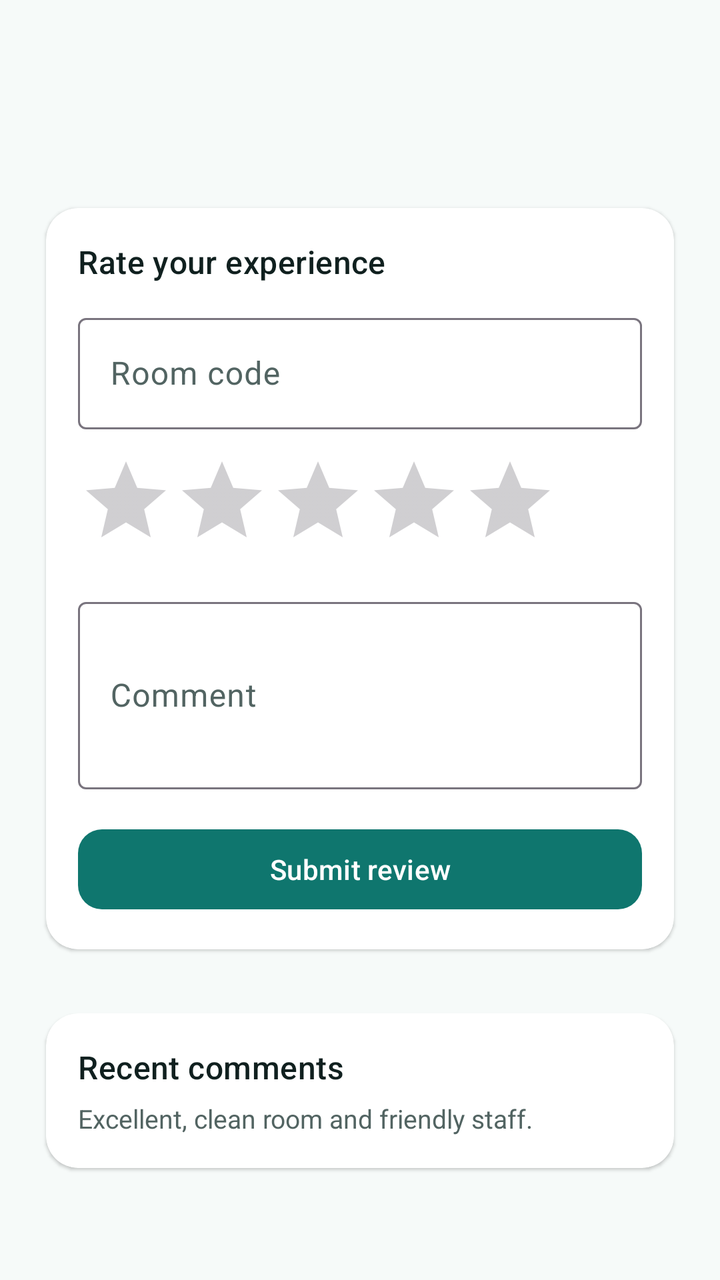
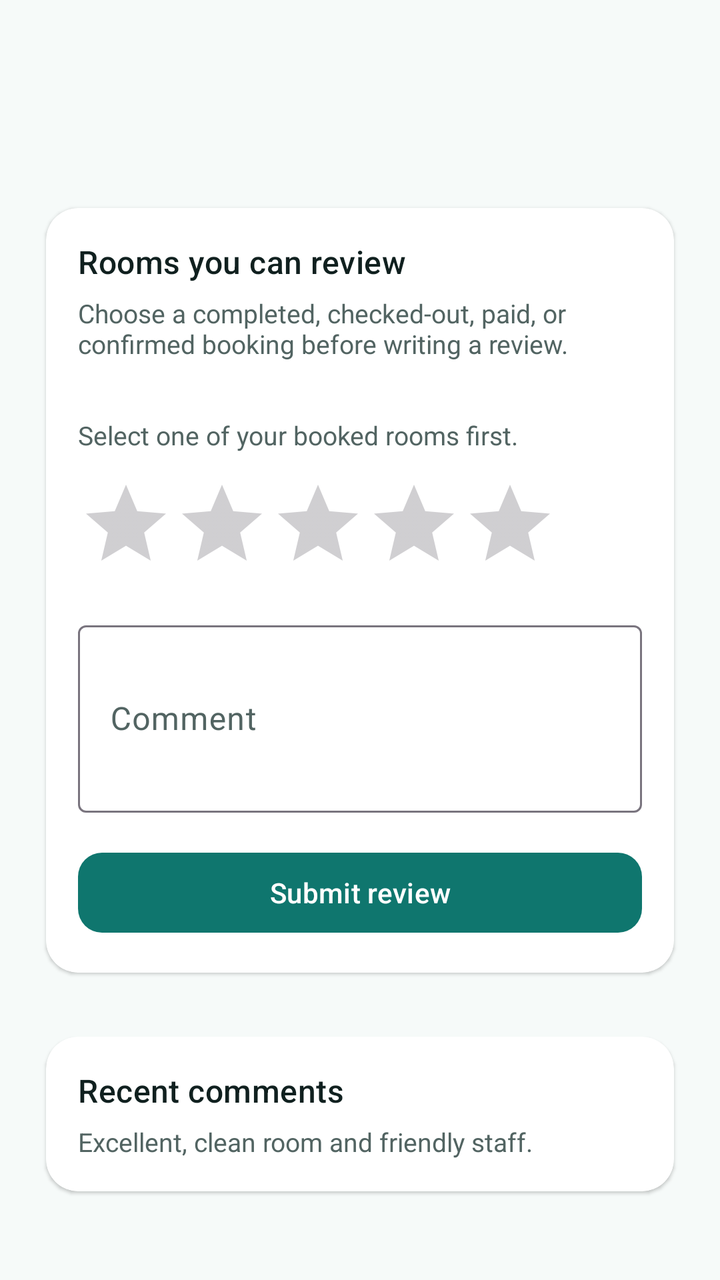

Before-and-after screenshots of an Android layout around one commit, followed by the original layout XML and the change that was made.
<!-- AndroidManifest.xml: application theme Theme.Hotelapp_test2 -->
<!-- res/layout/activity_review.xml -->
<?xml version="1.0" encoding="utf-8"?>
<LinearLayout xmlns:android="http://schemas.android.com/apk/res/android"
    xmlns:app="http://schemas.android.com/apk/res-auto"
    android:layout_width="match_parent"
    android:layout_height="match_parent"
    android:background="@color/surface_base"
    android:orientation="vertical">

    <com.google.android.material.appbar.MaterialToolbar
        android:id="@+id/toolbar"
        android:layout_width="match_parent"
        android:layout_height="wrap_content"
        android:layout_marginStart="@dimen/space_m"
        android:layout_marginTop="@dimen/space_m"
        android:layout_marginEnd="@dimen/space_m" />

    <androidx.core.widget.NestedScrollView
        android:layout_width="match_parent"
        android:layout_height="0dp"
        android:layout_weight="1"
        android:fillViewport="true">

        <LinearLayout
            android:layout_width="match_parent"
            android:layout_height="wrap_content"
            android:orientation="vertical"
            android:padding="@dimen/space_m">

            <com.google.android.material.card.MaterialCardView
                style="@style/Widget.Hotel.Card"
                android:layout_width="match_parent"
                android:layout_height="wrap_content">

                <LinearLayout
                    android:layout_width="match_parent"
                    android:layout_height="wrap_content"
                    android:orientation="vertical"
                    android:padding="@dimen/space_m">

                    <TextView
                        android:layout_width="wrap_content"
                        android:layout_height="wrap_content"
                        style="@style/TextAppearance.Hotel.SectionTitle"
                        android:text="@string/review_title" />

                    <com.google.android.material.textfield.TextInputLayout
                        android:id="@+id/reviewRoomCodeLayout"
                        style="@style/Widget.Material3.TextInputLayout.OutlinedBox"
                        android:layout_width="match_parent"
                        android:layout_height="wrap_content"
                        android:layout_marginTop="@dimen/space_s"
                        android:hint="@string/review_room_hint">

                        <com.google.android.material.textfield.TextInputEditText
                            android:id="@+id/reviewRoomCode"
                            android:layout_width="match_parent"
                            android:layout_height="wrap_content" />
                    </com.google.android.material.textfield.TextInputLayout>

                    <RatingBar
                        android:id="@+id/reviewRating"
                        android:layout_width="wrap_content"
                        android:layout_height="wrap_content"
                        android:layout_marginTop="@dimen/space_s"
                        android:numStars="5"
                        android:stepSize="1" />

                    <com.google.android.material.textfield.TextInputLayout
                        style="@style/Widget.Material3.TextInputLayout.OutlinedBox"
                        android:layout_width="match_parent"
                        android:layout_height="wrap_content"
                        android:layout_marginTop="@dimen/space_s"
                        android:hint="@string/review_comment_hint">

                        <com.google.android.material.textfield.TextInputEditText
                            android:id="@+id/reviewComment"
                            android:layout_width="match_parent"
                            android:layout_height="wrap_content"
                            android:inputType="textMultiLine"
                            android:minLines="3" />
                    </com.google.android.material.textfield.TextInputLayout>

                    <com.google.android.material.button.MaterialButton
                        android:id="@+id/reviewSubmitButton"
                        android:layout_width="match_parent"
                        android:layout_height="wrap_content"
                        android:layout_marginTop="@dimen/space_m"
                        android:text="@string/review_submit" />
                </LinearLayout>
            </com.google.android.material.card.MaterialCardView>

            <com.google.android.material.card.MaterialCardView
                style="@style/Widget.Hotel.Card"
                android:layout_width="match_parent"
                android:layout_height="wrap_content"
                android:layout_marginTop="@dimen/space_m">

                <LinearLayout
                    android:layout_width="match_parent"
                    android:layout_height="wrap_content"
                    android:orientation="vertical"
                    android:padding="@dimen/space_m">

                    <TextView
                        android:id="@+id/reviewRecentTitle"
                        android:layout_width="wrap_content"
                        android:layout_height="wrap_content"
                        style="@style/TextAppearance.Hotel.SectionTitle"
                        android:text="@string/review_recent_title" />

                    <TextView
                        android:id="@+id/reviewRecentText"
                        android:layout_width="wrap_content"
                        android:layout_height="wrap_content"
                        android:layout_marginTop="@dimen/space_xs"
                        android:text="@string/review_recent_placeholder"
                        android:textColor="@color/text_secondary"
                        android:textSize="13sp" />
                </LinearLayout>
            </com.google.android.material.card.MaterialCardView>
        </LinearLayout>
    </androidx.core.widget.NestedScrollView>
</LinearLayout>
<!-- resources referenced by this layout -->
<resources>
  <color name="surface_base">#F6FAF9</color>
  <color name="text_secondary">#526462</color>
  <dimen name="space_m">16dp</dimen>
  <dimen name="space_s">12dp</dimen>
  <dimen name="space_xs">6dp</dimen>
  <string name="review_comment_hint">Comment</string>
  <string name="review_recent_placeholder">Excellent, clean room and friendly staff.</string>
  <string name="review_recent_title">Recent comments</string>
  <string name="review_room_hint">Room code</string>
  <string name="review_submit">Submit review</string>
  <string name="review_title">Rate your experience</string>
  <style name="TextAppearance.Hotel.SectionTitle" parent="TextAppearance.Material3.TitleMedium">
          <item name="android:textColor">?attr/colorOnSurface</item>
          <item name="fontFamily">sans-serif-medium</item>
          <item name="android:fontFamily">sans-serif-medium</item>
      </style>
  <style name="Widget.Hotel.Card" parent="Widget.Material3.CardView.Elevated">
          <item name="cardCornerRadius">@dimen/radius_m</item>
          <item name="cardUseCompatPadding">true</item>
          <item name="cardBackgroundColor">@color/surface_card</item>
      </style>
  <style name="Theme.Hotelapp_test2" parent="Base.Theme.Hotelapp_test2" />
  <dimen name="radius_m">16dp</dimen>
  <color name="surface_card">#FFFFFFFF</color>
  <color name="brand_primary">#0F766E</color>
  <color name="white">#FFFFFFFF</color>
  <color name="brand_secondary">#2563EB</color>
  <color name="accent_gold">#F59E0B</color>
  <color name="text_primary">#10201F</color>
  <style name="Widget.Hotel.Toolbar" parent="Widget.Material3.Toolbar">
          <item name="titleTextColor">?attr/colorOnSurface</item>
          <item name="subtitleTextColor">?attr/colorOnSurfaceVariant</item>
          <item name="titleTextAppearance">@style/TextAppearance.Hotel.ToolbarTitle</item>
          <item name="subtitleTextAppearance">@style/TextAppearance.Hotel.BodySmall</item>
      </style>
  <style name="Widget.Hotel.Button.Primary" parent="Widget.Material3.Button">
          <item name="backgroundTint">@color/brand_primary</item>
          <item name="android:textColor">@color/white</item>
          <item name="cornerRadius">@dimen/radius_s</item>
          <item name="android:minHeight">@dimen/button_min_height</item>
          <item name="fontFamily">sans-serif-medium</item>
      </style>
  <style name="TextAppearance.Hotel.ToolbarTitle" parent="TextAppearance.Material3.TitleLarge">
          <item name="fontFamily">sans-serif-medium</item>
          <item name="android:fontFamily">sans-serif-medium</item>
          <item name="android:textColor">?attr/colorOnSurface</item>
      </style>
  <style name="TextAppearance.Hotel.BodySmall" parent="TextAppearance.Material3.BodySmall">
          <item name="fontFamily">sans-serif</item>
          <item name="android:fontFamily">sans-serif</item>
          <item name="android:textColor">?attr/colorOnSurfaceVariant</item>
      </style>
  <dimen name="radius_s">12dp</dimen>
  <dimen name="button_min_height">48dp</dimen>
  <!-- unchanged entries left out for length: 1 -->
</resources>

<!-- the commit's change to res/layout/activity_review.xml (unified diff, before → after) -->
@@ -38,24 +38,36 @@
                     android:padding="@dimen/space_m">
 
                     <TextView
+                        android:id="@+id/reviewBookingTitle"
+                        style="@style/TextAppearance.Hotel.SectionTitle"
                         android:layout_width="wrap_content"
                         android:layout_height="wrap_content"
-                        style="@style/TextAppearance.Hotel.SectionTitle"
-                        android:text="@string/review_title" />
+                        android:text="@string/review_booking_title" />
 
-                    <com.google.android.material.textfield.TextInputLayout
-                        android:id="@+id/reviewRoomCodeLayout"
-                        style="@style/Widget.Material3.TextInputLayout.OutlinedBox"
+                    <TextView
+                        android:id="@+id/reviewBookingHint"
+                        android:layout_width="match_parent"
+                        android:layout_height="wrap_content"
+                        android:layout_marginTop="@dimen/space_xs"
+                        android:text="@string/review_booking_hint"
+                        android:textColor="@color/text_secondary"
+                        android:textSize="13sp" />
+
+                    <LinearLayout
+                        android:id="@+id/reviewBookingContainer"
                         android:layout_width="match_parent"
                         android:layout_height="wrap_content"
                         android:layout_marginTop="@dimen/space_s"
-                        android:hint="@string/review_room_hint">
+                        android:orientation="vertical" />
 
-                        <com.google.android.material.textfield.TextInputEditText
-                            android:id="@+id/reviewRoomCode"
-                            android:layout_width="match_parent"
-                            android:layout_height="wrap_content" />
-                    </com.google.android.material.textfield.TextInputLayout>
+                    <TextView
+                        android:id="@+id/reviewSelectedBooking"
+                        android:layout_width="match_parent"
+                        android:layout_height="wrap_content"
+                        android:layout_marginTop="@dimen/space_m"
+                        android:text="@string/review_select_booking_first"
+                        android:textColor="@color/text_secondary"
+                        android:textSize="13sp" />
 
                     <RatingBar
                         android:id="@+id/reviewRating"
<!-- resource entries referenced after the edit -->
@@ -5,12 +5,13 @@
   <dimen name="space_m">16dp</dimen>
   <dimen name="space_s">12dp</dimen>
   <dimen name="space_xs">6dp</dimen>
+  <string name="review_booking_hint">Choose a completed, checked-out, paid, or confirmed booking before writing a review.</string>
+  <string name="review_booking_title">Rooms you can review</string>
   <string name="review_comment_hint">Comment</string>
   <string name="review_recent_placeholder">Excellent, clean room and friendly staff.</string>
   <string name="review_recent_title">Recent comments</string>
-  <string name="review_room_hint">Room code</string>
+  <string name="review_select_booking_first">Select one of your booked rooms first.</string>
   <string name="review_submit">Submit review</string>
-  <string name="review_title">Rate your experience</string>
   <style name="TextAppearance.Hotel.SectionTitle" parent="TextAppearance.Material3.TitleMedium">
           <item name="android:textColor">?attr/colorOnSurface</item>
           <item name="fontFamily">sans-serif-medium</item>
